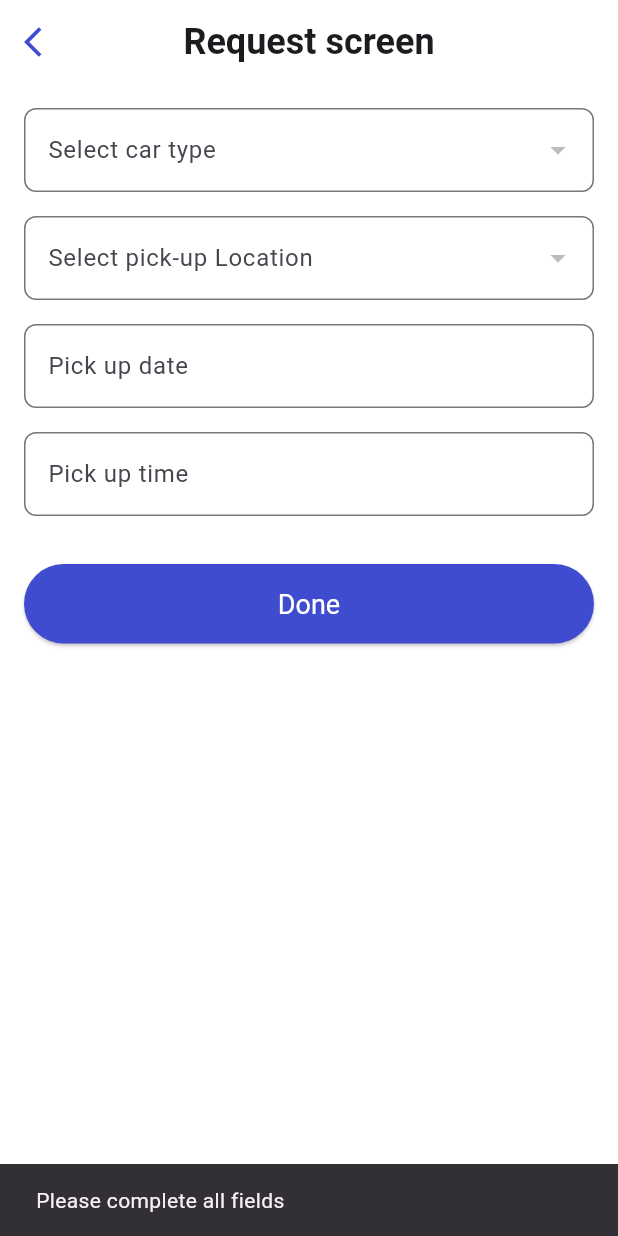
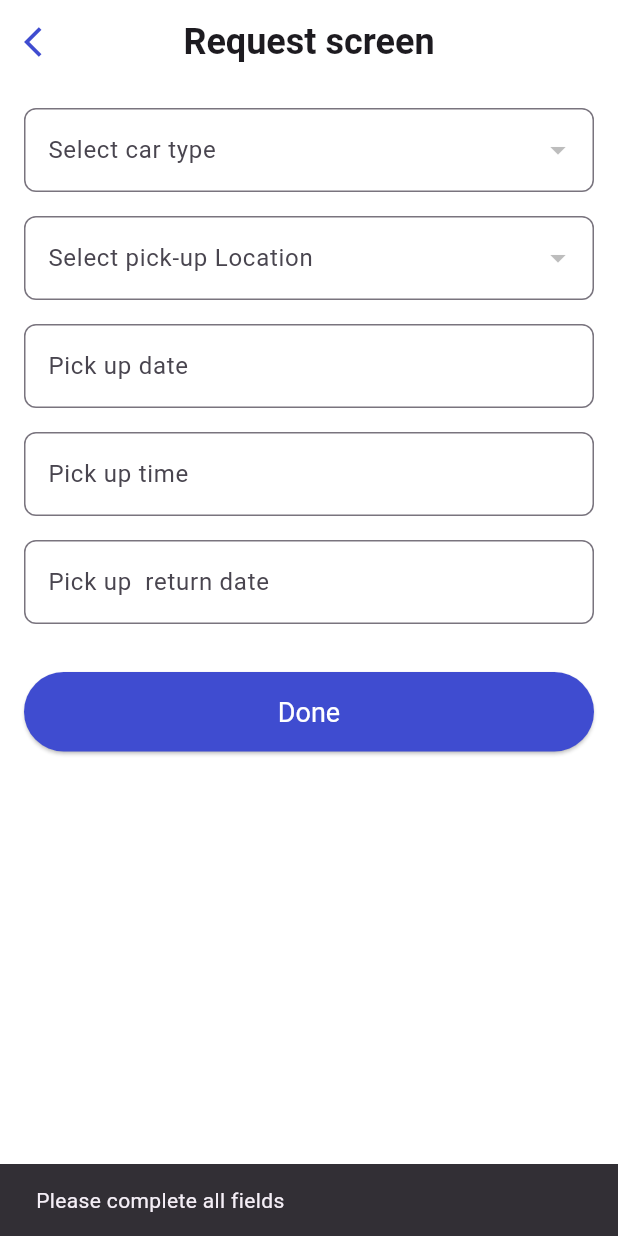
Before and after one commit to Moazzibrahim/transit_station, a Flutter app: the RequestForm screen opened directly, after a tap on "Done", on a phone screen of 412 x 824 dp. Run offline on Flutter 3.47's test engine with Material 3 defaults, Android fonts, the phone set to English and light mode, and no system bars; our stand-ins replace fl_chart, flutter_screenutil, flutter_svg, image_picker, pinput, shared_preferences; accounts and stored records are empty; network calls fail; project files that could hold a hidden picture were left out.

Commit message:
subscription and return date done

```diff
--- a/lib/views/admin/screens/subscriptions_admin_screen.dart
+++ b/lib/views/admin/screens/subscriptions_admin_screen.dart
@@ -1,7 +1,7 @@
 import 'package:flutter/material.dart';
 import 'package:transit_station/constants/build_appbar.dart';
 import 'package:transit_station/constants/colors.dart';
-import 'package:transit_station/views/admin/screens/dropdown_subscriptions.dart';
+import 'package:transit_station/views/admin/screens/add_subscriptions.dart';
 import 'package:transit_station/views/admin/screens/plans_admin_screen.dart';
 import '../../../controllers/subscriptions_admin_provider.dart';
 import '../../../models/subscriptions_admin_model.dart';
@@ -16,7 +16,7 @@ class SubscriptionsAdminScreen extends StatelessWidget {
         Navigator.push(
           context,
           MaterialPageRoute(
-              builder: (context) => const DropdownSubscriptions()),
+              builder: (context) => const AddSubscriptions()),
         );
       }),
       body: FutureBuilder<List<User>>(
--- a/lib/views/auth_screens/views/request_screen.dart
+++ b/lib/views/auth_screens/views/request_screen.dart
@@ -21,6 +21,7 @@ class _RequestFormState extends State<RequestForm> {
   String? selectedCar;
   String? selectedLocation;
   DateTime? selectedDate;
+  DateTime? selectedReturnDate;
   TimeOfDay? selectedTime;
 
   @override
@@ -36,6 +37,7 @@ class _RequestFormState extends State<RequestForm> {
     if (selectedCar == null ||
         selectedLocation == null ||
         selectedDate == null ||
+        selectedReturnDate == null ||
         selectedTime == null) {
       ScaffoldMessenger.of(context).showSnackBar(
         const SnackBar(content: Text('Please complete all fields')),
@@ -45,6 +47,8 @@ class _RequestFormState extends State<RequestForm> {
 
     String formattedDate =
         "${selectedDate!.year}-${selectedDate!.month.toString().padLeft(2, '0')}-${selectedDate!.day.toString().padLeft(2, '0')}";
+    String formattedReturnDate =
+        "${selectedReturnDate!.year}-${selectedReturnDate!.month.toString().padLeft(2, '0')}-${selectedReturnDate!.day.toString().padLeft(2, '0')}";
     String formattedTime =
         "${selectedTime!.hour.toString().padLeft(2, '0')}:${selectedTime!.minute.toString().padLeft(2, '0')}";
     final tokenProvider = Provider.of<TokenModel>(context, listen: false);
@@ -63,6 +67,7 @@ class _RequestFormState extends State<RequestForm> {
           'location_id': selectedLocation,
           'pick_up_date': formattedDate,
           'request_time': formattedTime,
+          'return_time': formattedReturnDate
         }),
       );
 
@@ -205,6 +210,34 @@ class _RequestFormState extends State<RequestForm> {
                     }
                   },
                 ),
+                const SizedBox(height: 16.0),
+                TextFormField(
+                  readOnly: true,
+                  decoration: InputDecoration(
+                    labelText: 'Pick up  return date',
+                    border: OutlineInputBorder(
+                      borderRadius: BorderRadius.circular(8.0),
+                    ),
+                  ),
+                  controller: TextEditingController(
+                    text: selectedReturnDate == null
+                        ? ''
+                        : "${selectedReturnDate!.year}-${selectedReturnDate!.month}-${selectedReturnDate!.day}",
+                  ),
+                  onTap: () async {
+                    DateTime? pickedReturnDate = await showDatePicker(
+                      context: context,
+                      initialDate: DateTime.now(),
+                      firstDate: DateTime(2000),
+                      lastDate: DateTime(2101),
+                    );
+                    if (pickedReturnDate != null) {
+                      setState(() {
+                        selectedReturnDate = pickedReturnDate;
+                      });
+                    }
+                  },
+                ),
                 const SizedBox(height: 32.0),
                 ElevatedButton(
                   onPressed: () {
```
Also changed, not shown: lib/views/admin/screens/add_subscriptions.dart (renamed from lib/views/admin/screens/dropdown_subscriptions.dart, +23 -23 lines).
